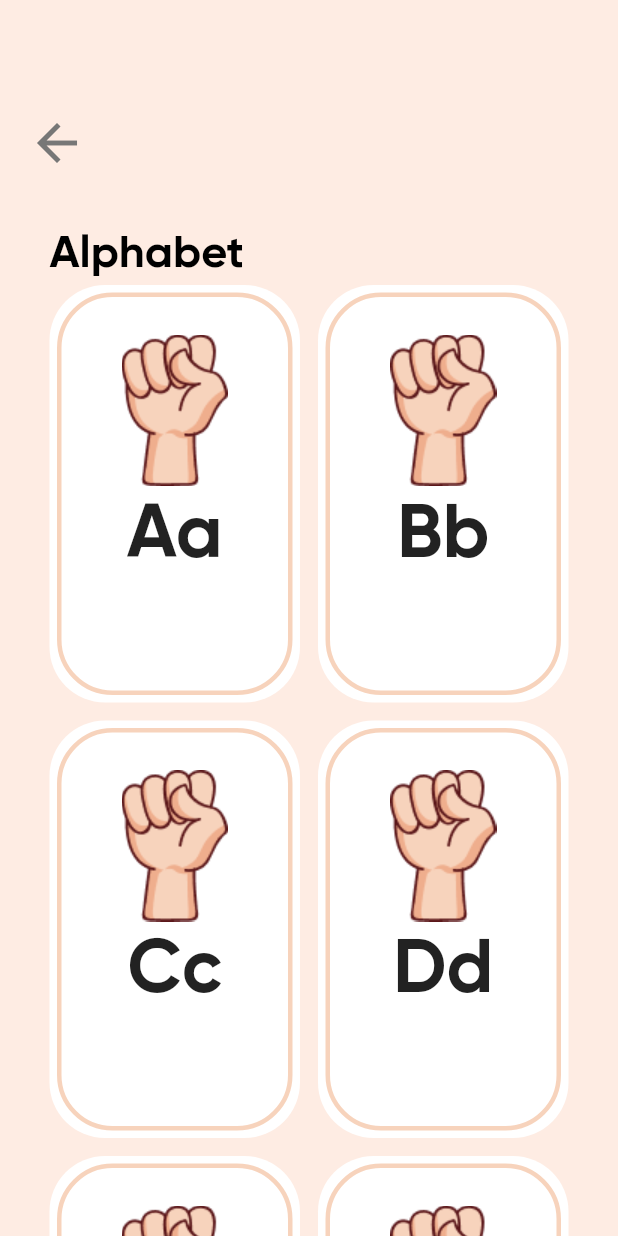
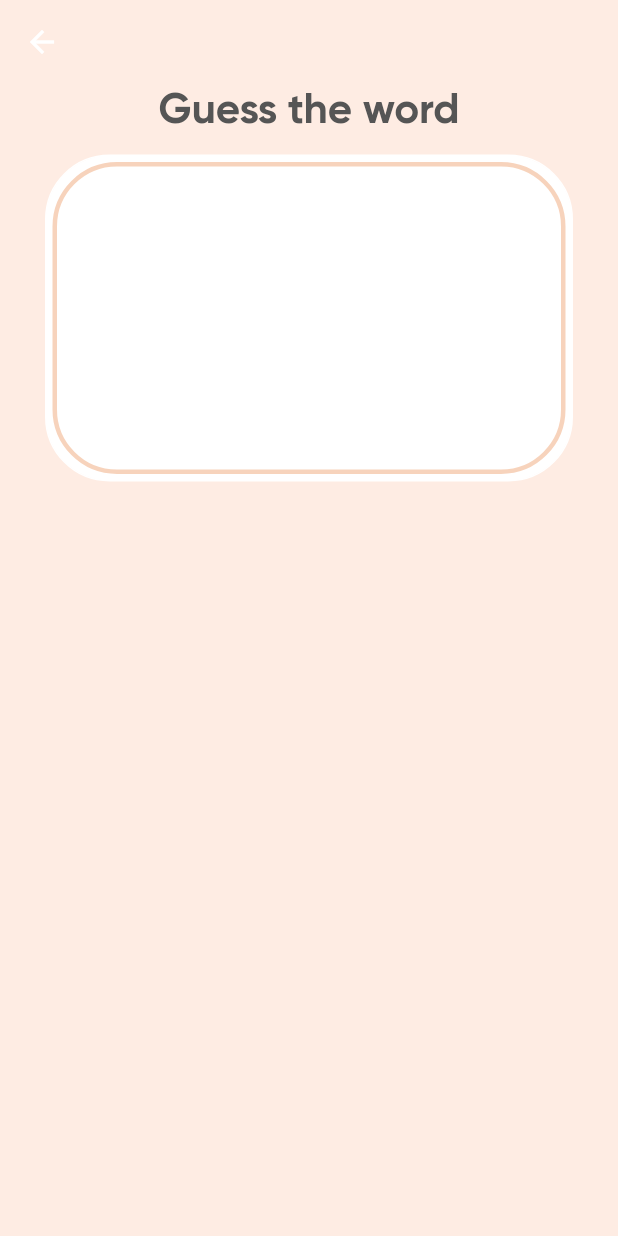
Before and after one commit to Multibala/nazar_audar_app, a Flutter app: the HandGestureScreen screen opened by its route, after a tap on "Learn Words", on a phone screen of 412 x 824 dp. Run offline on Flutter 3.47's test engine with Material 2 defaults, Android fonts, the phone set to English and light mode, and no system bars; our stand-ins replace sqflite, toast; missing offline and left inert: dart:ffi; accounts and stored records are empty.

Commit message:
adding temp learnword

```diff
--- a/lib/constants/routes.dart
+++ b/lib/constants/routes.dart
@@ -6,3 +6,4 @@ const profilePageRoute = '/profile';
 const emotionsPageRoute = '/emotions';
 const categoryPageRoute = '/emotions/category';
 const learnAplhabetPageRoute = handGestureRoute + 'learn_alphabet';
+const learnWordPageRoute = handGestureRoute + 'learn_word';
--- a/lib/main.dart
+++ b/lib/main.dart
@@ -4,6 +4,7 @@ import 'package:nazar_audar_app/pages/emotions_screen.dart';
 import 'package:nazar_audar_app/pages/hand_gesture.dart';
 import 'package:nazar_audar_app/pages/home_screen.dart';
 import 'package:nazar_audar_app/pages/learn_alphabet_page.dart';
+import 'package:nazar_audar_app/pages/learn_words.dart';
 import 'package:nazar_audar_app/pages/login_page.dart';
 import 'package:nazar_audar_app/pages/profile_page.dart';
 import 'package:nazar_audar_app/pages/signup_page.dart';
@@ -22,7 +23,8 @@ Future<void> main() async {
       profilePageRoute: (context) => ProfilePage(),
       emotionsPageRoute: (context) => EmotionsPage(),
       categoryPageRoute: (context) => CategoryPage(),
-      learnAplhabetPageRoute: (context) => LearnWordPage(),
+      learnAplhabetPageRoute: (context) => LearnAlphabetPage(),
+      learnWordPageRoute: (context) => LearnWordsPage(),
     },
     initialRoute: loginPageRoute,
   ));
--- /dev/null
+++ b/lib/models/learn_word.dart
@@ -0,0 +1,3 @@
+class WordFindChar {}
+
+class WordFindClass {}
--- a/lib/pages/hand_gesture.dart
+++ b/lib/pages/hand_gesture.dart
@@ -58,7 +58,8 @@ class _HandGestureScreenState extends State<HandGestureScreen> {
                       width: 117,
                       height: 101,
                     ),
-                    const Color(0xFF53B29C)),
+                    const Color(0xFF53B29C),
+                    learnAplhabetPageRoute),
                 const SizedBox(
                   height: 16,
                 ),
@@ -70,7 +71,8 @@ class _HandGestureScreenState extends State<HandGestureScreen> {
                       width: 152,
                       height: 113,
                     ),
-                    const Color(0xFFF8A497)),
+                    const Color(0xFFF8A497),
+                    learnWordPageRoute),
                 const SizedBox(
                   height: 16,
                 ),
@@ -79,7 +81,8 @@ class _HandGestureScreenState extends State<HandGestureScreen> {
                     const Image(
                       image: AssetImage('images/yellow_rocket_flying_up.png'),
                     ),
-                    const Color(0xFF7879F1)),
+                    const Color(0xFF7879F1),
+                    learnAplhabetPageRoute),
                 const SizedBox(
                   height: 16,
                 )
@@ -89,11 +92,10 @@ class _HandGestureScreenState extends State<HandGestureScreen> {
     );
   }
 
-  Widget buildRectanle(String title, Image image, Color color,
-      {url = '/learn_words'}) {
+  Widget buildRectanle(String title, Image image, Color color, String route) {
     return TextButton(
       onPressed: () {
-        Navigator.pushNamed(context, learnAplhabetPageRoute);
+        Navigator.pushNamed(context, route);
       },
       child: Container(
         padding: const EdgeInsets.only(left: 20),
--- a/lib/pages/learn_alphabet_page.dart
+++ b/lib/pages/learn_alphabet_page.dart
@@ -3,7 +3,7 @@ import 'package:nazar_audar_app/constants/colors.dart';
 
 import '../constants/fonts.dart';
 
-class LearnWordPage extends StatelessWidget {
+class LearnAlphabetPage extends StatelessWidget {
   var alphabet = [
     "A",
     "B",
@@ -32,7 +32,7 @@ class LearnWordPage extends StatelessWidget {
     "Y",
     "Z"
   ];
-  LearnWordPage({Key? key}) : super(key: key);
+  LearnAlphabetPage({Key? key}) : super(key: key);
 
   @override
   Widget build(BuildContext context) {
--- a/lib/pages/learn_words.dart
+++ b/lib/pages/learn_words.dart
@@ -0,0 +1,63 @@
+import 'package:flutter/material.dart';
+import 'package:nazar_audar_app/constants/colors.dart';
+import 'package:nazar_audar_app/constants/fonts.dart';
+
+class LearnWordsPage extends StatefulWidget {
+  const LearnWordsPage({Key? key}) : super(key: key);
+
+  @override
+  State<LearnWordsPage> createState() => _LearnWordsPageState();
+}
+
+class _LearnWordsPageState extends State<LearnWordsPage> {
+  int size_word = 5;
+
+  @override
+  Widget build(BuildContext context) {
+    return Scaffold(
+      appBar: AppBar(
+        elevation: 0,
+        backgroundColor: HexColor.fromHex("#FEECE3"),
+      ),
+      backgroundColor: HexColor.fromHex("#FEECE3"),
+      body: SingleChildScrollView(
+        padding: const EdgeInsets.symmetric(horizontal: 30),
+        child: Column(mainAxisAlignment: MainAxisAlignment.center, children: [
+          Text(
+            'Guess the word',
+            style: TextStyle(
+                fontWeight: FontWeight.w700,
+                fontSize: 28,
+                fontFamily: loginPageFont,
+                color: HexColor.fromHex('#555555')),
+          ),
+          const SizedBox(
+            height: 13,
+          ),
+          Container(
+            padding: const EdgeInsets.all(4),
+            width: double.infinity,
+            height: 218,
+            decoration: BoxDecoration(
+                color: Colors.white,
+                borderRadius: BorderRadius.circular(43),
+                border: Border.all(
+                  color: Colors.white,
+                )),
+            child: Container(
+              width: double.infinity,
+              height: 210,
+              decoration: BoxDecoration(
+                  borderRadius: BorderRadius.circular(43),
+                  border: Border.all(
+                    color: HexColor.fromHex('#F7D3BC'),
+                    width: 3,
+                  )),
+              child: Row(),
+            ),
+          ),
+        ]),
+      ),
+    );
+  }
+}
```
